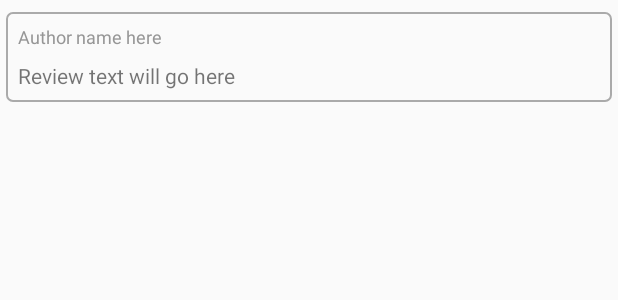
After one commit to skipadu/Next-Flick, an Android app: the layout review_item.xml on its own in the app's theme, with its tools: preview values and no code run, on a phone screen of 412 x 824 dp. The commit adds this screen. Shown: the top 300 px of the screen. Run offline under Robolectric (Android 15) with nearby library versions, the phone set to English and light mode, and no system bars.

Commit message:
feat: Reviews are now shown in movie details

```diff
--- a/app/src/main/java/com/pihrit/nextflick/adapters/TrailerVideoAdapterViewHolder.java
+++ b/app/src/main/java/com/pihrit/nextflick/adapters/TrailerVideoAdapterViewHolder.java
@@ -12,6 +12,7 @@ import butterknife.ButterKnife;
 import butterknife.OnClick;
 
 public class TrailerVideoAdapterViewHolder extends RecyclerView.ViewHolder {
+
     @BindView(R.id.tv_trailervideo_name)
     TextView mTrailerVideoNameTextView;
     private final TrailerVideoItemClickListener mTrailerVideoItemClickListener;
--- a/app/src/main/java/com/pihrit/nextflick/interfaces/TmdbApi.java
+++ b/app/src/main/java/com/pihrit/nextflick/interfaces/TmdbApi.java
@@ -1,6 +1,7 @@
 package com.pihrit.nextflick.interfaces;
 
 import com.pihrit.nextflick.model.TmdbJsonResponse;
+import com.pihrit.nextflick.model.TmdbJsonReviewsResponse;
 import com.pihrit.nextflick.model.TmdbJsonVideosResponse;
 
 import retrofit2.Call;
@@ -18,4 +19,7 @@ public interface TmdbApi {
     @GET("3/movie/{id}/videos")
     Call<TmdbJsonVideosResponse> getVideos(@Path("id") long movieId, @Query("api_key") String apiKey);
 
+    @GET("3/movie/{id}/reviews")
+    Call<TmdbJsonReviewsResponse> getReviews(@Path("id") long movieId, @Query("api_key") String apiKey);
+
 }
--- /dev/null
+++ b/app/src/main/res/layout/review_item.xml
@@ -0,0 +1,52 @@
+<?xml version="1.0" encoding="utf-8"?>
+<android.support.constraint.ConstraintLayout xmlns:android="http://schemas.android.com/apk/res/android"
+    xmlns:app="http://schemas.android.com/apk/res-auto"
+    xmlns:tools="http://schemas.android.com/tools"
+    android:layout_width="match_parent"
+    android:layout_height="wrap_content">
+
+
+    <android.support.constraint.ConstraintLayout
+        android:layout_width="0dp"
+        android:layout_height="wrap_content"
+        android:layout_marginBottom="@dimen/margin_default"
+        android:layout_marginEnd="@dimen/margin_medium"
+        android:layout_marginStart="@dimen/margin_medium"
+        android:layout_marginTop="@dimen/margin_default"
+        android:background="@drawable/border"
+        app:layout_constraintBottom_toBottomOf="parent"
+        app:layout_constraintEnd_toEndOf="parent"
+        app:layout_constraintStart_toStartOf="parent"
+        app:layout_constraintTop_toTopOf="parent">
+
+
+        <TextView
+            android:id="@+id/tv_review_author"
+            android:layout_width="0dp"
+            android:layout_height="wrap_content"
+            android:layout_marginEnd="@dimen/margin_default"
+            android:layout_marginStart="@dimen/margin_default"
+            android:layout_marginTop="@dimen/margin_default"
+            android:textSize="@dimen/text_normal"
+            app:layout_constraintEnd_toEndOf="parent"
+            app:layout_constraintStart_toStartOf="parent"
+            app:layout_constraintTop_toTopOf="parent"
+            tools:text="Author name here"
+            android:textColor="@color/light_gray"/>
+
+        <TextView
+            android:id="@+id/tv_review_content"
+            android:layout_width="0dp"
+            android:layout_height="wrap_content"
+            android:layout_marginBottom="@dimen/margin_default"
+            android:layout_marginEnd="@dimen/margin_default"
+            android:layout_marginStart="@dimen/margin_default"
+            android:layout_marginTop="@dimen/margin_default"
+            app:layout_constraintBottom_toBottomOf="parent"
+            app:layout_constraintEnd_toEndOf="parent"
+            app:layout_constraintStart_toStartOf="parent"
+            app:layout_constraintTop_toBottomOf="@+id/tv_review_author"
+            tools:text="Review text will go here" />
+    </android.support.constraint.ConstraintLayout>
+
+</android.support.constraint.ConstraintLayout>
--- a/app/src/main/res/values/colors.xml
+++ b/app/src/main/res/values/colors.xml
@@ -3,4 +3,5 @@
     <color name="colorPrimary">#4d4d4d</color>
     <color name="colorPrimaryDark">#3b3b3b</color>
     <color name="colorAccent">#ec4f00</color>
+    <color name="light_gray">#969696</color>
 </resources>
```
Also changed, not shown: app/src/main/java/com/pihrit/nextflick/activities/DetailActivity.java (+45 -6 lines), app/src/main/java/com/pihrit/nextflick/adapters/ReviewAdapter.java (added, +47 -0 lines), app/src/main/java/com/pihrit/nextflick/adapters/ReviewAdapterViewHolder.java (added, +23 -0 lines), app/src/main/java/com/pihrit/nextflick/model/Review.java (added, +40 -0 lines), app/src/main/java/com/pihrit/nextflick/model/TmdbJsonReviewsResponse.java (added, +53 -0 lines).
